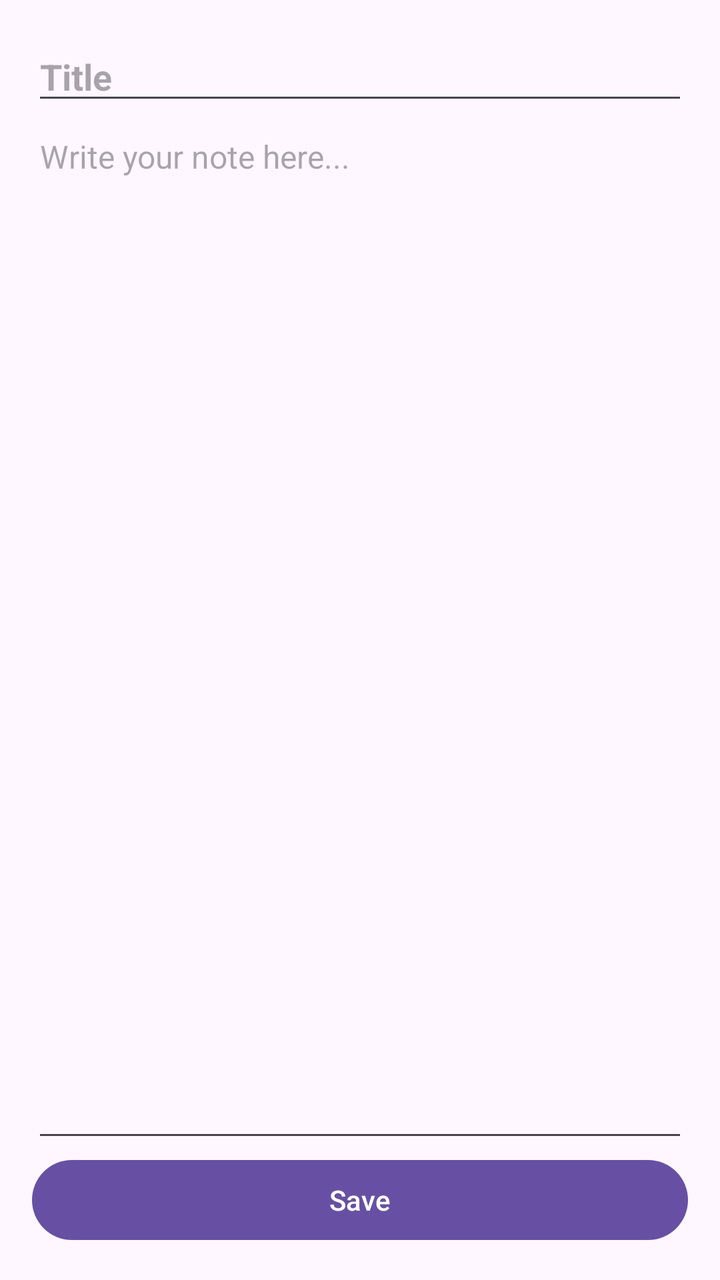
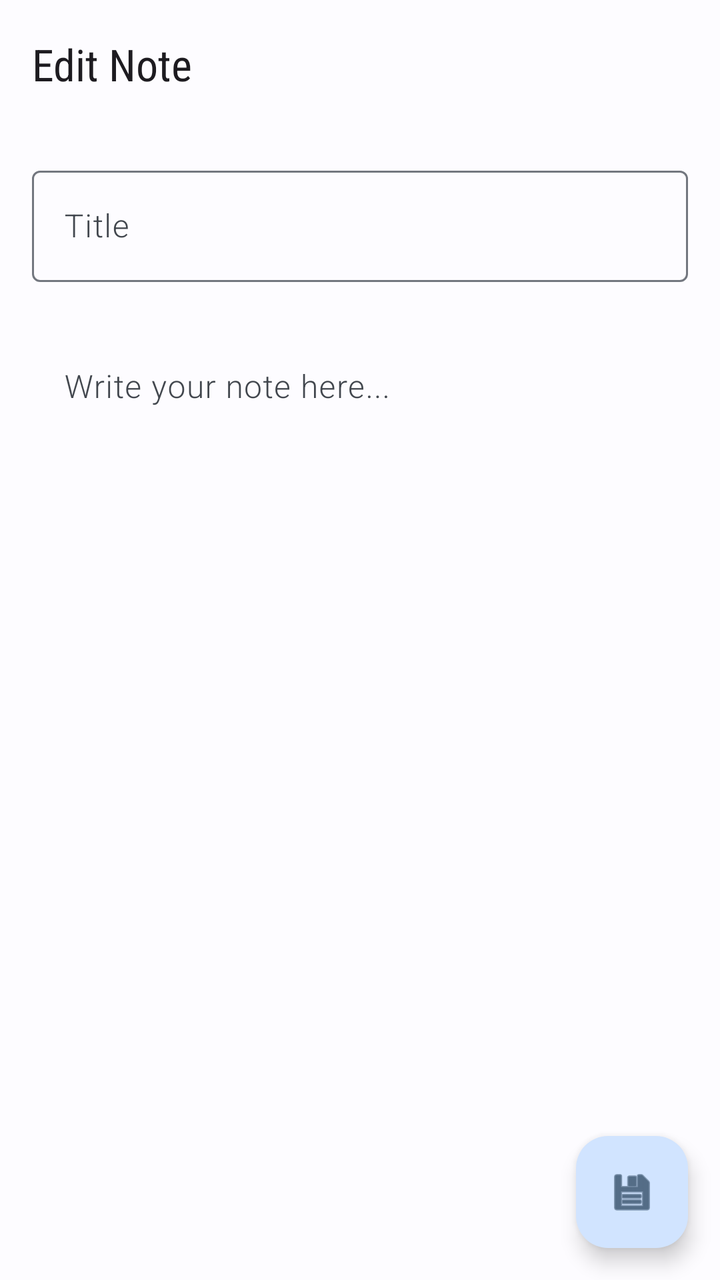

An Android layout rendered at two revisions. The XML below is the earlier revision; the diff shows what the commit changed to produce the second picture.
<!-- AndroidManifest.xml: application theme Theme.notesmart -->
<!-- res/layout/fragment_note_editor.xml -->
<?xml version="1.0" encoding="utf-8"?>
<LinearLayout
    xmlns:android="http://schemas.android.com/apk/res/android"
    android:layout_width="match_parent"
    android:layout_height="match_parent"
    android:orientation="vertical"
    android:padding="16dp">

    <EditText
        android:id="@+id/titleEditText"
        android:layout_width="match_parent"
        android:layout_height="wrap_content"
        android:hint="Title"
        android:textSize="18sp"
        android:textStyle="bold"
        android:inputType="textCapSentences"/>

    <EditText
        android:id="@+id/contentEditText"
        android:layout_width="match_parent"
        android:layout_height="0dp"
        android:layout_weight="1"
        android:hint="Write your note here..."
        android:gravity="top"
        android:inputType="textMultiLine"
        android:textSize="16sp"/>

    <Button
        android:id="@+id/saveButton"
        android:layout_width="match_parent"
        android:layout_height="wrap_content"
        android:text="Save"/>

</LinearLayout>
<!-- resources referenced by this layout -->
<resources>
  <style name="Base.Theme.notesmart" parent="Theme.Material3.DayNight.NoActionBar">
          
          
      </style>
  <!-- unchanged entries left out for length: 1 -->
</resources>

<!-- the commit's change to res/layout/fragment_note_editor.xml (unified diff, before → after) -->
@@ -1,34 +1,73 @@
 <?xml version="1.0" encoding="utf-8"?>
-<LinearLayout
+<androidx.coordinatorlayout.widget.CoordinatorLayout
     xmlns:android="http://schemas.android.com/apk/res/android"
+    xmlns:app="http://schemas.android.com/apk/res-auto"
     android:layout_width="match_parent"
-    android:layout_height="match_parent"
-    android:orientation="vertical"
-    android:padding="16dp">
+    android:layout_height="match_parent">
 
-    <EditText
-        android:id="@+id/titleEditText"
+    <com.google.android.material.appbar.AppBarLayout
         android:layout_width="match_parent"
         android:layout_height="wrap_content"
-        android:hint="Title"
-        android:textSize="18sp"
-        android:textStyle="bold"
-        android:inputType="textCapSentences"/>
+        android:fitsSystemWindows="true">
 
-    <EditText
-        android:id="@+id/contentEditText"
+        <com.google.android.material.appbar.MaterialToolbar
+            android:id="@+id/toolbar"
+            android:layout_width="match_parent"
+            android:layout_height="?attr/actionBarSize"
+            app:title="Edit Note" />
+
+    </com.google.android.material.appbar.AppBarLayout>
+
+    <LinearLayout
         android:layout_width="match_parent"
-        android:layout_height="0dp"
-        android:layout_weight="1"
-        android:hint="Write your note here..."
-        android:gravity="top"
-        android:inputType="textMultiLine"
-        android:textSize="16sp"/>
+        android:layout_height="match_parent"
+        android:orientation="vertical"
+        android:padding="16dp"
+        app:layout_behavior="@string/appbar_scrolling_view_behavior">
 
-    <Button
-        android:id="@+id/saveButton"
-        android:layout_width="match_parent"
+        <com.google.android.material.textfield.TextInputLayout
+            android:id="@+id/titleInputLayout"
+            android:layout_width="match_parent"
+            android:layout_height="wrap_content"
+            android:hint="Title"
+            style="@style/Widget.Material3.TextInputLayout.OutlinedBox">
+
+            <com.google.android.material.textfield.TextInputEditText
+                android:id="@+id/titleEditText"
+                android:layout_width="match_parent"
+                android:layout_height="wrap_content"
+                android:inputType="textCapSentences"/>
+
+        </com.google.android.material.textfield.TextInputLayout>
+
+        <com.google.android.material.textfield.TextInputLayout
+            android:id="@+id/contentInputLayout"
+            android:layout_width="match_parent"
+            android:layout_height="0dp"
+            android:layout_weight="1"
+            android:layout_marginTop="8dp"
+            android:hint="Write your note here..."
+            app:boxBackgroundMode="none"
+            style="@style/Widget.Material3.TextInputLayout.FilledBox">
+
+            <com.google.android.material.textfield.TextInputEditText
+                android:id="@+id/contentEditText"
+                android:layout_width="match_parent"
+                android:layout_height="match_parent"
+                android:gravity="top"
+                android:inputType="textMultiLine"/>
+
+        </com.google.android.material.textfield.TextInputLayout>
+
+    </LinearLayout>
+
+    <com.google.android.material.floatingactionbutton.FloatingActionButton
+        android:id="@+id/saveNoteFab"
+        android:layout_width="wrap_content"
         android:layout_height="wrap_content"
-        android:text="Save"/>
+        android:layout_gravity="bottom|end"
+        android:layout_margin="16dp"
+        android:contentDescription="Save Note"
+        app:srcCompat="@android:drawable/ic_menu_save" />
 
-</LinearLayout>
+</androidx.coordinatorlayout.widget.CoordinatorLayout>
<!-- resource entries referenced after the edit -->
@@ -1,8 +1,70 @@
 <!-- resources referenced by this layout -->
 <resources>
   <style name="Base.Theme.notesmart" parent="Theme.Material3.DayNight.NoActionBar">
-          
-          
+          <item name="colorPrimary">@color/md_theme_primary</item>
+          <item name="colorOnPrimary">@color/md_theme_onPrimary</item>
+          <item name="colorPrimaryContainer">@color/md_theme_primaryContainer</item>
+          <item name="colorOnPrimaryContainer">@color/md_theme_onPrimaryContainer</item>
+          <item name="colorSecondary">@color/md_theme_secondary</item>
+          <item name="colorOnSecondary">@color/md_theme_onSecondary</item>
+          <item name="colorSecondaryContainer">@color/md_theme_secondaryContainer</item>
+          <item name="colorOnSecondaryContainer">@color/md_theme_onSecondaryContainer</item>
+          <item name="colorTertiary">@color/md_theme_tertiary</item>
+          <item name="colorOnTertiary">@color/md_theme_onTertiary</item>
+          <item name="colorTertiaryContainer">@color/md_theme_tertiaryContainer</item>
+          <item name="colorOnTertiaryContainer">@color/md_theme_onTertiaryContainer</item>
+          <item name="colorError">@color/md_theme_error</item>
+          <item name="colorOnError">@color/md_theme_onError</item>
+          <item name="colorErrorContainer">@color/md_theme_errorContainer</item>
+          <item name="colorOnErrorContainer">@color/md_theme_onErrorContainer</item>
+          <item name="android:colorBackground">@color/md_theme_background</item>
+          <item name="colorOnBackground">@color/md_theme_onBackground</item>
+          <item name="colorSurface">@color/md_theme_surface</item>
+          <item name="colorOnSurface">@color/md_theme_onSurface</item>
+          <item name="colorSurfaceVariant">@color/md_theme_surfaceVariant</item>
+          <item name="colorOnSurfaceVariant">@color/md_theme_onSurfaceVariant</item>
+          <item name="colorOutline">@color/md_theme_outline</item>
+          <item name="colorOnSurfaceInverse">@color/md_theme_inverseOnSurface</item>
+          <item name="colorSurfaceInverse">@color/md_theme_inverseSurface</item>
+          <item name="colorPrimaryInverse">@color/md_theme_inversePrimary</item>
+          <item name="textAppearanceTitleLarge">@style/TextAppearance.App.TitleLarge</item>
+          <item name="textAppearanceBodyLarge">@style/TextAppearance.App.BodyLarge</item>
+          <item name="android:statusBarColor">@android:color/transparent</item>
+          <item name="android:windowLightStatusBar">true</item>
+      </style>
+  <color name="md_theme_primary">#0061a4</color>
+  <color name="md_theme_onPrimary">#ffffff</color>
+  <color name="md_theme_primaryContainer">#d1e4ff</color>
+  <color name="md_theme_onPrimaryContainer">#001d36</color>
+  <color name="md_theme_secondary">#535f70</color>
+  <color name="md_theme_onSecondary">#ffffff</color>
+  <color name="md_theme_secondaryContainer">#d7e3f7</color>
+  <color name="md_theme_onSecondaryContainer">#101c2b</color>
+  <color name="md_theme_tertiary">#6b5778</color>
+  <color name="md_theme_onTertiary">#ffffff</color>
+  <color name="md_theme_tertiaryContainer">#f2daff</color>
+  <color name="md_theme_onTertiaryContainer">#251431</color>
+  <color name="md_theme_error">#ba1a1a</color>
+  <color name="md_theme_onError">#ffffff</color>
+  <color name="md_theme_errorContainer">#ffdad6</color>
+  <color name="md_theme_onErrorContainer">#410002</color>
+  <color name="md_theme_background">#fdfcff</color>
+  <color name="md_theme_onBackground">#1a1c1e</color>
+  <color name="md_theme_surface">#fdfcff</color>
+  <color name="md_theme_onSurface">#1a1c1e</color>
+  <color name="md_theme_surfaceVariant">#dfe2eb</color>
+  <color name="md_theme_onSurfaceVariant">#42474e</color>
+  <color name="md_theme_outline">#73777f</color>
+  <color name="md_theme_inverseOnSurface">#f1f0f4</color>
+  <color name="md_theme_inverseSurface">#2f3033</color>
+  <color name="md_theme_inversePrimary">#9ecaff</color>
+  <style name="TextAppearance.App.TitleLarge" parent="TextAppearance.Material3.TitleLarge">
+          <item name="fontFamily">sans-serif-condensed</item>
+          <item name="android:fontFamily">sans-serif-condensed</item>
+      </style>
+  <style name="TextAppearance.App.BodyLarge" parent="TextAppearance.Material3.BodyLarge">
+          <item name="fontFamily">sans-serif-light</item>
+          <item name="android:fontFamily">sans-serif-light</item>
       </style>
   <!-- unchanged entries left out for length: 1 -->
 </resources>
